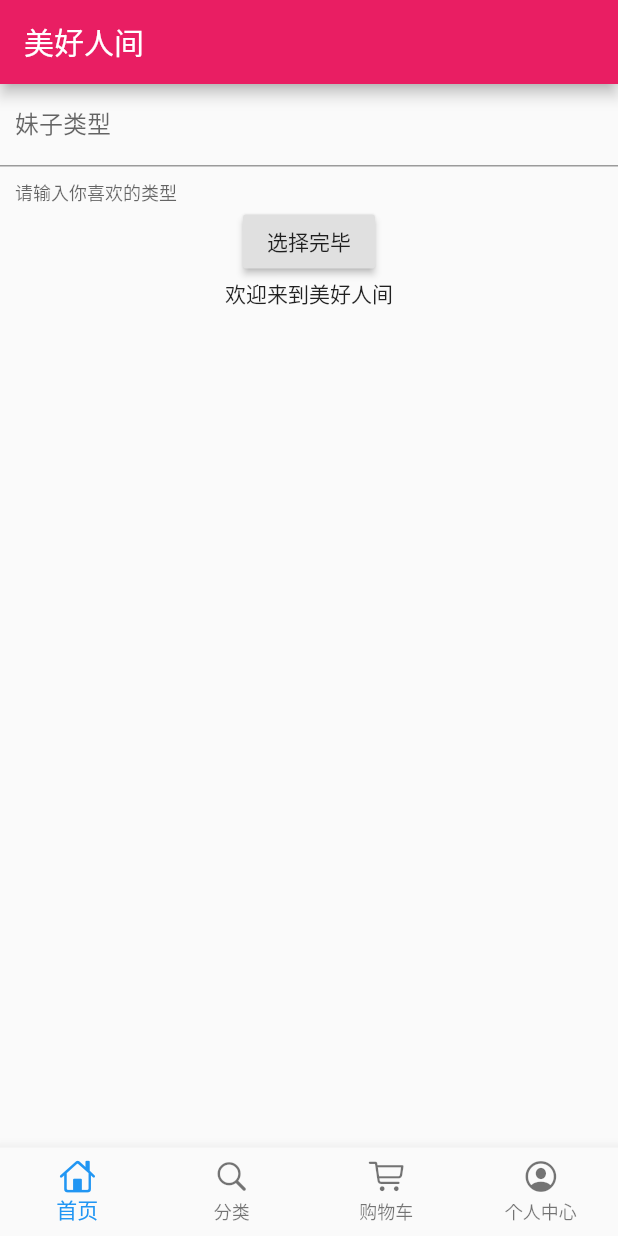
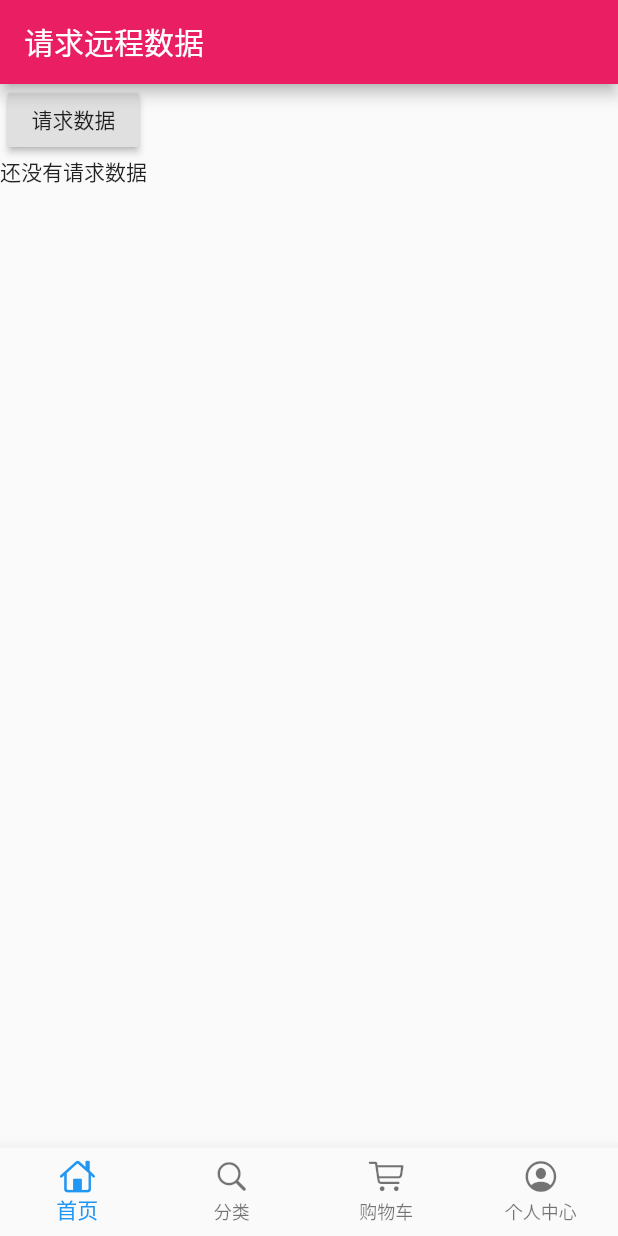
Before and after one commit to CoderHRXu/SunnyShop, a Flutter app: the screen it shows after launch, on a phone screen of 412 x 824 dp. Run offline on Flutter 3.47's test engine with Material 2 defaults, Android fonts, the phone set to English and light mode, and no system bars; our stand-ins replace dio.

Commit message:
dio 包装httpheader

```diff
--- /dev/null
+++ b/sunny_shop/lib/config/httpHeaders.dart
@@ -0,0 +1,12 @@
+const httpHeaders = {
+  'Accept': 'application/json, text/plain, */*',
+  'Accept-Encoding': 'gzip, deflate, br',
+  'Accept-Language': 'zh-CN,zh;q=0.9,en;q=0.8',
+  'Connection': 'keep-alive',
+  // 'Content-Length': 2,
+  'Content-Type': 'application/json',
+  'Host': 'time.geekbang.org',
+  'Origin': 'https://time.geekbang.org',
+  'Referer': 'https://time.geekbang.org/',
+  'User-Agent': 'Mozilla/5.0 (iPhone; CPU iPhone OS 11_0 like Mac OS X) AppleWebKit/604.1.38 (KHTML, like Gecko) Version/11.0 Mobile/15A372 Safari/604.1'
+};
--- a/sunny_shop/lib/pages/home_page.dart
+++ b/sunny_shop/lib/pages/home_page.dart
@@ -1,6 +1,63 @@
 import 'package:flutter/material.dart';
 import 'package:dio/dio.dart';
+import '../config/httpHeaders.dart';
 
+class HomePage extends StatefulWidget {
+  final Widget child;
+  HomePage({Key key, this.child}) : super(key: key);
+
+  _HomePageState createState() => _HomePageState();
+}
+
+class _HomePageState extends State<HomePage> {
+  String showText = '还没有请求数据';
+
+  @override
+  Widget build(BuildContext context) {
+    return Scaffold(
+      appBar: AppBar(title: Text('请求远程数据'),),
+      body: SingleChildScrollView(
+          child: Column(
+            children: <Widget>[
+              RaisedButton(
+                child: Text('请求数据'),
+                onPressed: _geek
+              ),
+
+              Text(showText),
+            ],
+          ),
+      ),
+    );
+  }
+
+  void _geek(){
+    print('开始向极客时间请求数据.....');
+    getHttp().then((data){
+      setState(() {
+        showText =data['data'].toString();
+      });
+    });
+  }
+
+  Future getHttp() async {
+    try {
+      var url = 'https://time.geekbang.org/serv/v1/column/newAll';
+      Response response;
+      Dio  dio =Dio();
+      dio.options.headers =httpHeaders;
+      response = await dio.get(url);
+      print(response);
+      return response.data;
+
+    } catch (e) {
+      return print(e);
+    }
+  }
+}
+
+
+/*
 class HomePage extends StatefulWidget {
   final Widget child;
 
@@ -104,3 +161,4 @@ class _HomePageState extends State<HomePage> {
     }
   }
 }
+*/
```
